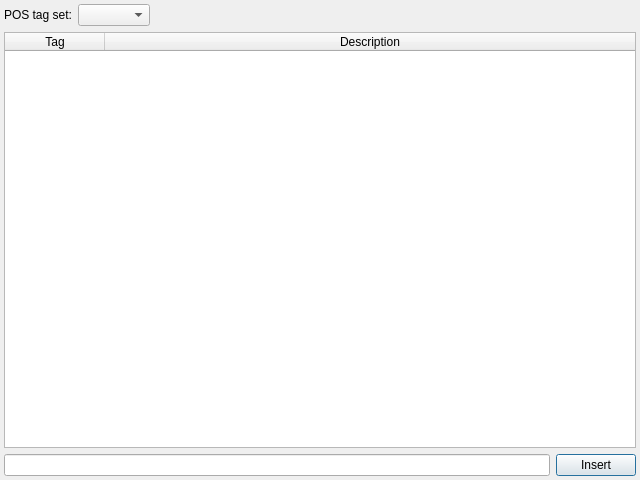
First picture: the form in coquery/gui/ui/posHelperDialog.ui, repository gkunter/coquery, before the edit.
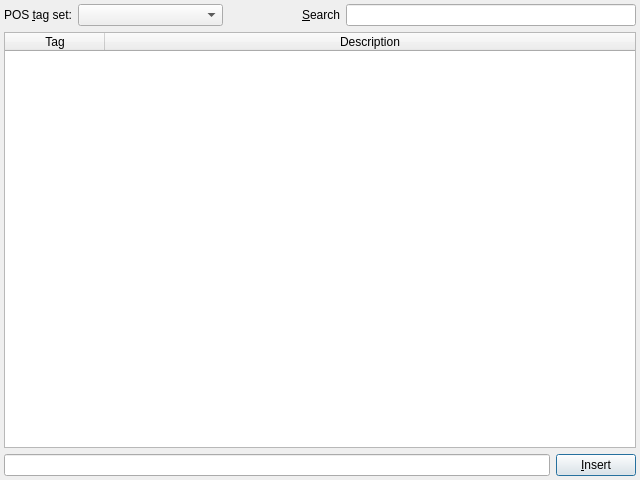
Second picture: the form after the edit.

Commit message: Add search box

The edit to the form file:
```diff
--- a/coquery/gui/ui/posHelperDialog.ui
+++ b/coquery/gui/ui/posHelperDialog.ui
@@ -18,11 +18,14 @@
     <number>4</number>
    </property>
    <item>
-    <layout class="QHBoxLayout" name="horizontalLayout">
+    <layout class="QHBoxLayout" name="horizontalLayout" stretch="0,2,1,0,4">
      <item>
       <widget class="QLabel" name="label">
        <property name="text">
-        <string>POS tag set:</string>
+        <string>POS &amp;tag set:</string>
+       </property>
+       <property name="buddy">
+        <cstring>combo_tagset</cstring>
        </property>
       </widget>
      </item>
@@ -36,12 +39,25 @@
        </property>
        <property name="sizeHint" stdset="0">
         <size>
-         <width>256</width>
+         <width>40</width>
          <height>20</height>
         </size>
        </property>
       </spacer>
      </item>
+     <item>
+      <widget class="QLabel" name="label_2">
+       <property name="text">
+        <string>&amp;Search</string>
+       </property>
+       <property name="buddy">
+        <cstring>edit_search</cstring>
+       </property>
+      </widget>
+     </item>
+     <item>
+      <widget class="QLineEdit" name="edit_search"/>
+     </item>
     </layout>
    </item>
    <item>
@@ -106,7 +122,7 @@
      <item>
       <widget class="QPushButton" name="button_insert">
        <property name="text">
-        <string>Insert</string>
+        <string>&amp;Insert</string>
        </property>
       </widget>
      </item>
```
The commit also changes 2 other files.
